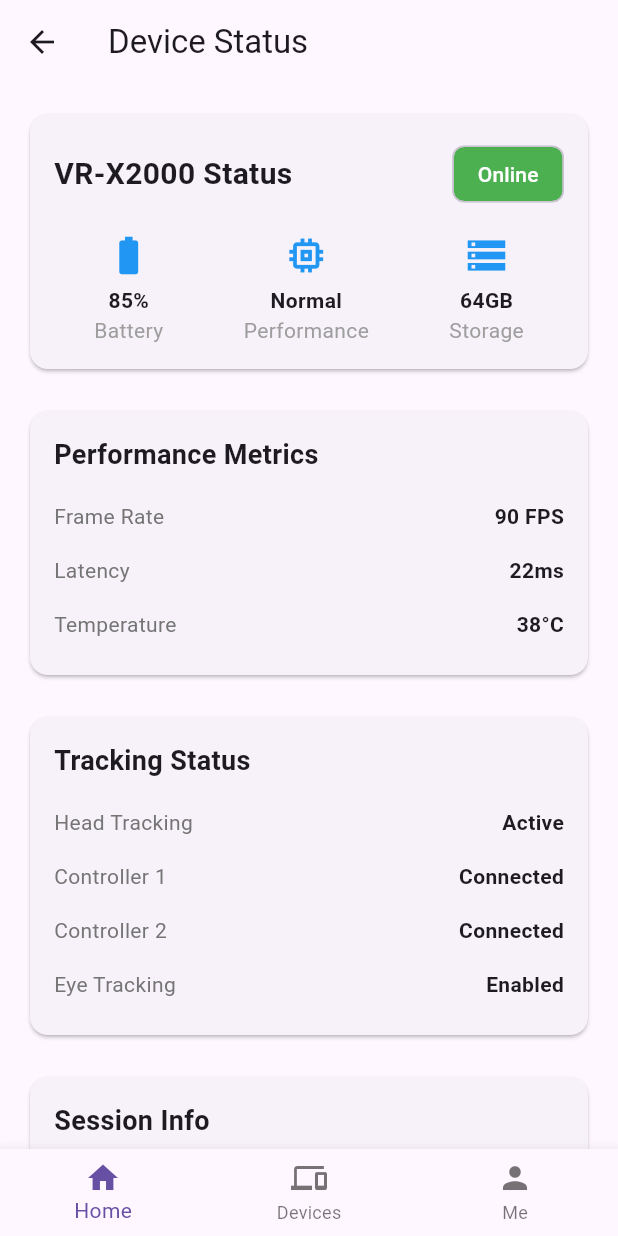
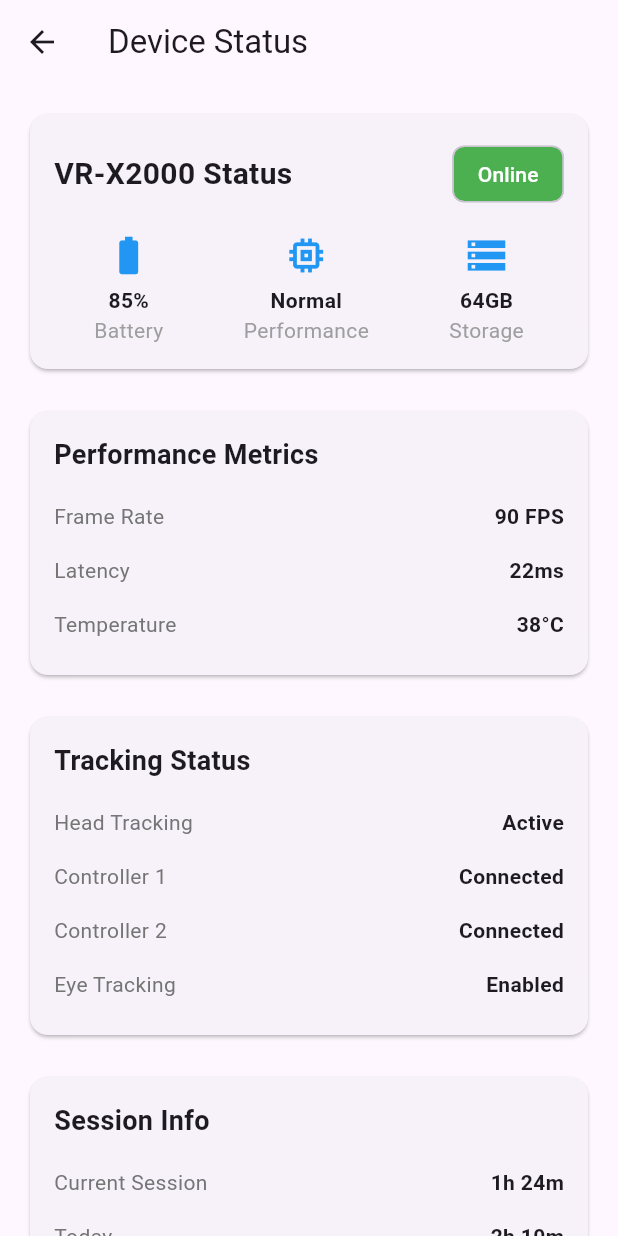
Before and after one commit to salman-hash/scenescribe-app, a Flutter app: the screen it shows after launch, in the side drawer, after a tap on "Check Device Status", on a phone screen of 412 x 824 dp. Run offline on Flutter 3.47's test engine with Material 3 defaults, Android fonts, the phone set to English and light mode, and no system bars; missing offline and left inert: wifi_scan.

Commit message:
refactor: update navigation to use AboutTabScreen and enhance bottom navigation styles

```diff
--- a/lib/screens/device_status_screen.dart
+++ b/lib/screens/device_status_screen.dart
@@ -86,13 +86,6 @@ class DeviceStatusScreen extends StatelessWidget {
           ),
         ),
       ),
-      bottomNavigationBar: BottomNavigationBar(
-        items: const [
-          BottomNavigationBarItem(icon: Icon(Icons.home), label: 'Home'),
-          BottomNavigationBarItem(icon: Icon(Icons.devices), label: 'Devices'),
-          BottomNavigationBarItem(icon: Icon(Icons.person), label: 'Me'),
-        ],
-      ),
     );
   }
 
```
Also changed, not shown: lib/main_navigation.dart (+37 -4 lines), assets/vr_icon.png.
